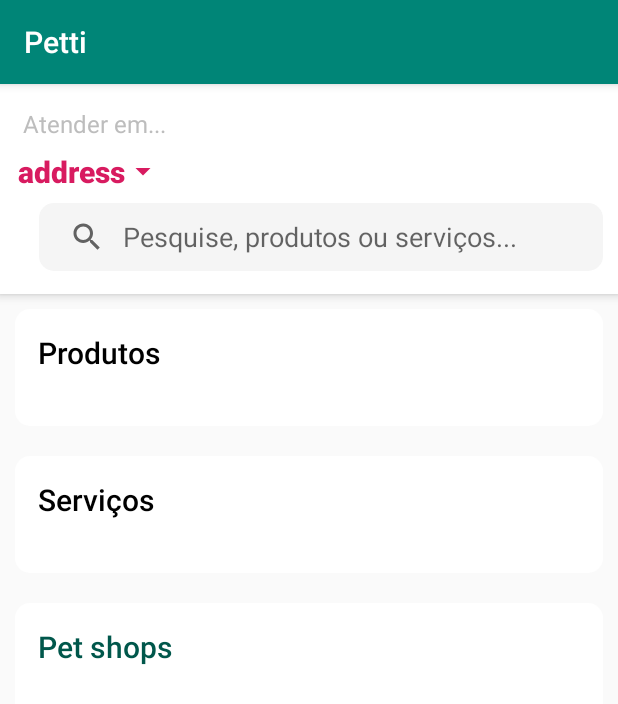
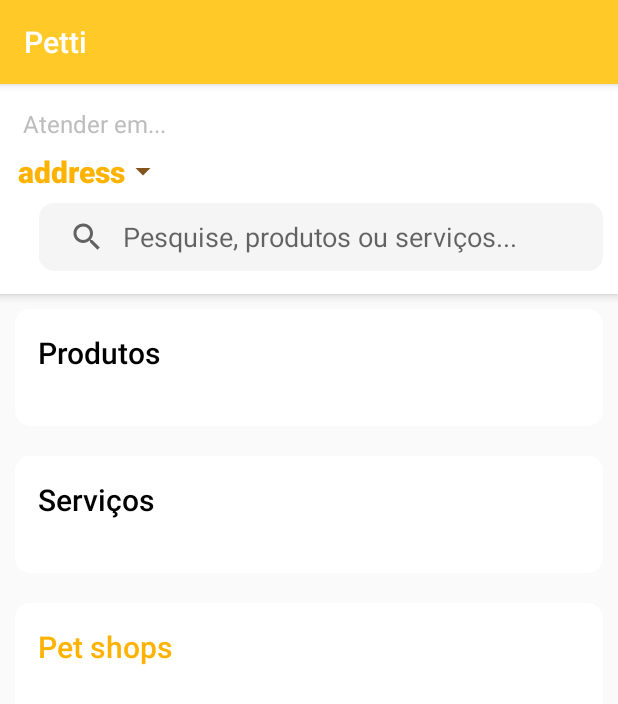
Before and after one commit to CaioProgramming/Petti, an Android app: the fragment HomeFragment shown on its own in the app's theme, on a phone screen of 412 x 824 dp. Shown: the top 704 px of the screen. Run offline under Robolectric (Android 15) with nearby library versions, the phone set to English and light mode, and no system bars.

```diff
--- a/app/src/main/res/layout/fragment_home.xml
+++ b/app/src/main/res/layout/fragment_home.xml
@@ -33,7 +33,7 @@
                     android:padding="2dp"
                     style="@style/TextAppearance.AppCompat.Title"
                     android:drawableEnd="@drawable/ic_arrow_drop_down_black_24dp"
-                    android:textColor="@color/colorAccent"
+                    android:textColor="@color/colorPrimaryDark"
                     android:textStyle="bold"
                     android:text="address"
                     android:layout_width="wrap_content"
--- a/app/src/main/res/values/colors.xml
+++ b/app/src/main/res/values/colors.xml
@@ -1,8 +1,8 @@
 <?xml version="1.0" encoding="utf-8"?>
 <resources>
-<color name="colorPrimary">#008577</color>
-<color name="colorPrimaryDark">#00574B</color>
-<color name="colorAccent">#D81B60</color>
+<color name="colorPrimary">#FFCA28</color>
+<color name="colorPrimaryDark">#FFB300</color>
+<color name="colorAccent">#83551C</color>
 
         <!-- google's material design colours from
         http://www.google.com/design/spec/style/color.html#color-ui-color-palette -->
```
